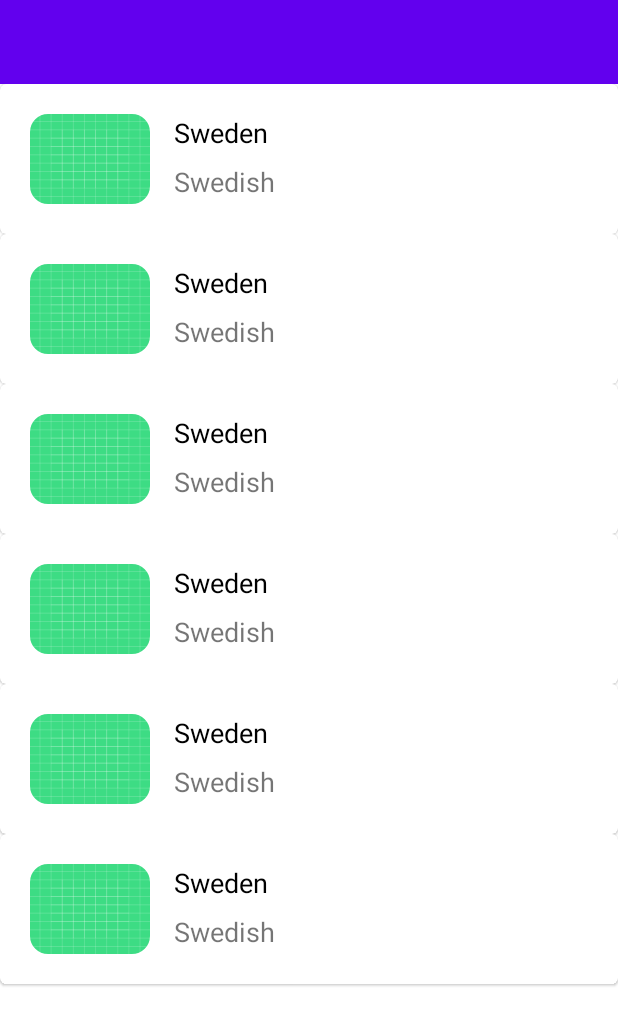
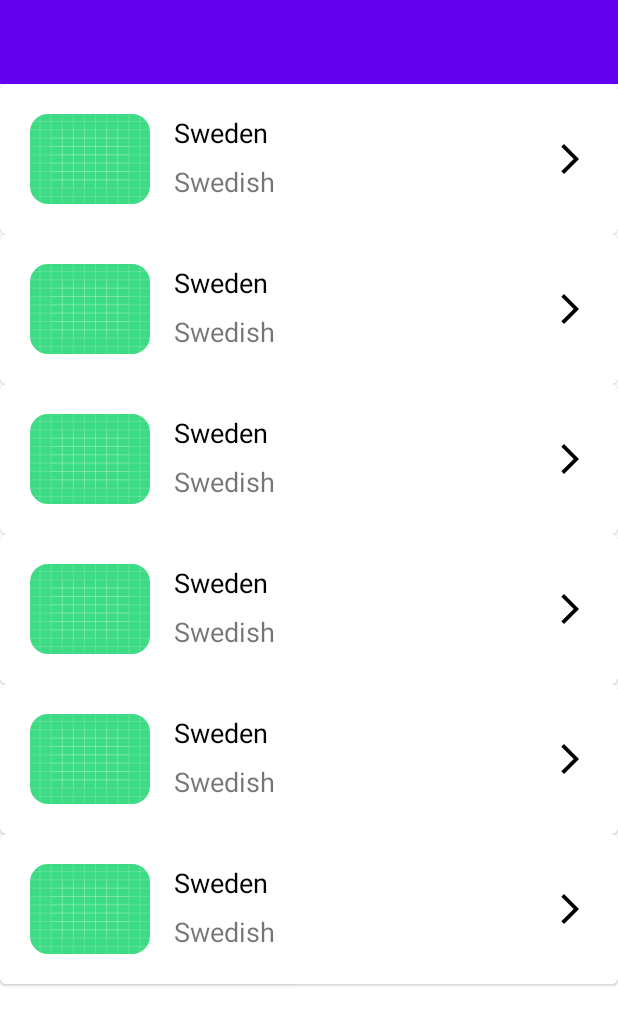
Before and after one commit to phuong-dev17/ListCountry, an Android app: the layout activity_main.xml on its own in the app's theme, with its tools: preview values and no code run, on a phone screen of 412 x 824 dp. Shown: the top 1025 px of the screen. Run offline under Robolectric (Android 15) with nearby library versions, the phone set to English and light mode, and no system bars.

Commit message:
prep: add arrow to cell layout, add string resources

```diff
--- a/module206/project1/src/main/java/se/linerotech/module206/project1/MainActivity.kt
+++ b/module206/project1/src/main/java/se/linerotech/module206/project1/MainActivity.kt
@@ -59,7 +59,7 @@ class MainActivity : AppCompatActivity() {
     }
 
     private fun showCountry(countries: List<CountryData>) {
-        binding.recyclerView.adapter = CountryRecyclerViewAdapter(countries, ::showCountrysMap)
+        binding.recyclerView.adapter = CountryRecyclerViewAdapter(countries, ::showCountryMap)
         binding.recyclerView.layoutManager = LinearLayoutManager(this, LinearLayoutManager.VERTICAL, false)
         binding.recyclerView.addItemDecoration(
             DividerItemDecoration(
@@ -69,7 +69,7 @@ class MainActivity : AppCompatActivity() {
         )
     }
 
-    private fun showCountrysMap(countryData: CountryData) {
+    private fun showCountryMap(countryData: CountryData) {
         startActivity(MapsActivity.intent(this,countryData))
     }
 
--- /dev/null
+++ b/module206/project1/src/main/res/drawable/baseline_arrow_forward_ios_24.xml
@@ -0,0 +1,5 @@
+<vector android:autoMirrored="true" android:height="24dp"
+    android:tint="#000000" android:viewportHeight="24"
+    android:viewportWidth="24" android:width="24dp" xmlns:android="http://schemas.android.com/apk/res/android">
+    <path android:fillColor="@android:color/white" android:pathData="M6.23,20.23l1.77,1.77l10,-10l-10,-10l-1.77,1.77l8.23,8.23z"/>
+</vector>
--- a/module206/project1/src/main/res/layout/layout_cell.xml
+++ b/module206/project1/src/main/res/layout/layout_cell.xml
@@ -1,45 +1,56 @@
 <?xml version="1.0" encoding="utf-8"?>
 <com.google.android.material.card.MaterialCardView xmlns:android="http://schemas.android.com/apk/res/android"
+    xmlns:app="http://schemas.android.com/apk/res-auto"
     xmlns:tools="http://schemas.android.com/tools"
-    xmlns:app="http://schemas.android.com/apk/res-auto"
     android:layout_width="match_parent"
     android:layout_height="wrap_content">
+
     <androidx.constraintlayout.widget.ConstraintLayout
         android:layout_width="match_parent"
         android:layout_height="wrap_content"
         android:padding="20dp">
 
         <com.google.android.material.imageview.ShapeableImageView
-            app:layout_constraintStart_toStartOf="parent"
-            app:layout_constraintTop_toTopOf="parent"
             android:id="@+id/imgFlag"
             android:layout_width="80dp"
             android:layout_height="60dp"
             android:scaleType="fitXY"
-            tools:src="@drawable/ic_launcher_background"
-            app:shapeAppearanceOverlay="@style/ShapeAppearance.Material3.Corner.Medium"/>
+            app:layout_constraintStart_toStartOf="parent"
+            app:layout_constraintTop_toTopOf="parent"
+            app:shapeAppearanceOverlay="@style/ShapeAppearance.Material3.Corner.Medium"
+            tools:src="@drawable/ic_launcher_background" />
 
         <TextView
             android:id="@+id/countryName"
             android:layout_width="wrap_content"
             android:layout_height="wrap_content"
+            android:layout_marginStart="16dp"
+            android:maxWidth="250dp"
             android:textColor="@color/black"
             android:textSize="18sp"
-            android:maxWidth="150dp"
             app:layout_constraintStart_toEndOf="@id/imgFlag"
             app:layout_constraintTop_toTopOf="parent"
-            android:layout_marginStart="16dp"
             tools:text="Sweden" />
 
         <TextView
             android:id="@+id/language"
             android:layout_width="wrap_content"
             android:layout_height="wrap_content"
+            android:layout_marginTop="8dp"
+            android:textSize="18sp"
+            app:layout_constraintStart_toStartOf="@+id/countryName"
             app:layout_constraintTop_toBottomOf="@+id/countryName"
-            app:layout_constraintStart_toStartOf="@+id/countryName"
-            android:textSize="18sp"
-            android:layout_marginTop="8dp"
             tools:text="Swedish" />
+
+        <ImageView
+            android:id="@+id/arrow"
+            android:layout_width="wrap_content"
+            android:layout_height="wrap_content"
+            android:clickable="true"
+            android:src="@drawable/baseline_arrow_forward_ios_24"
+            app:layout_constraintBottom_toBottomOf="parent"
+            app:layout_constraintEnd_toEndOf="parent"
+            app:layout_constraintTop_toTopOf="parent" />
 
     </androidx.constraintlayout.widget.ConstraintLayout>
 </com.google.android.material.card.MaterialCardView>
--- a/module206/project1/src/main/res/values/colors.xml
+++ b/module206/project1/src/main/res/values/colors.xml
@@ -7,4 +7,5 @@
     <color name="teal_700">#FF018786</color>
     <color name="black">#FF000000</color>
     <color name="white">#FFFFFFFF</color>
+    <color name="gray89">#898989</color>
 </resources>
```
Also changed, not shown: module206/project1/src/main/java/se/linerotech/module206/project1/MapsActivity.kt (+0 -9 lines).
